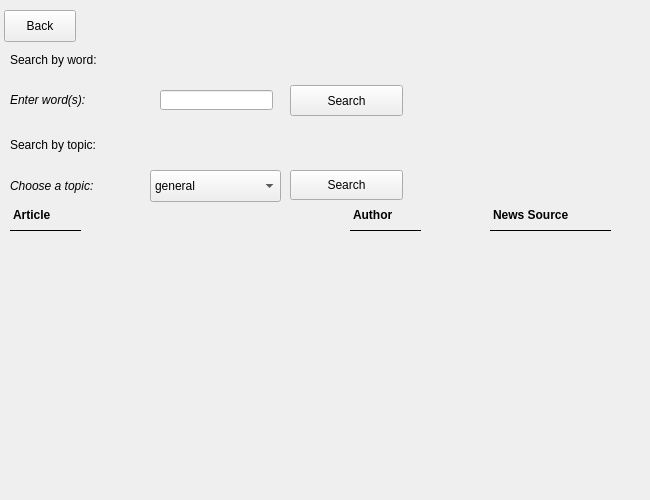
Before: the Qt Designer form newswindow.ui in steven938/Raspi-Widget, drawn with Qt 5.
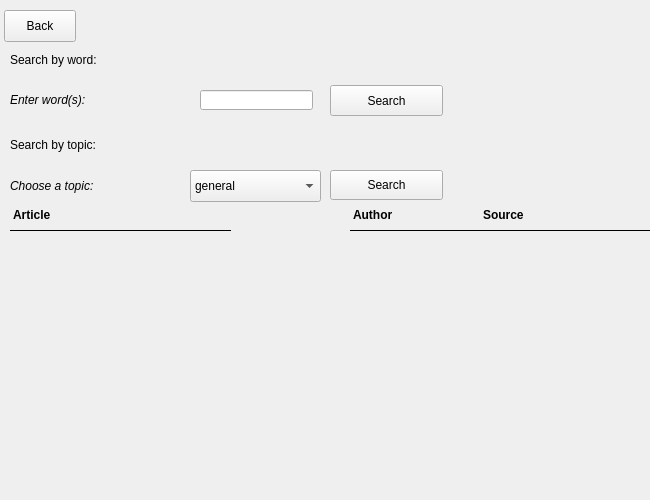
After: the same form once the commit is applied.

What changed in the file:
```diff
--- a/newswindow.ui
+++ b/newswindow.ui
@@ -41,7 +41,7 @@
   <widget class="QPushButton" name="SearchByWordButton">
    <property name="geometry">
     <rect>
-     <x>290</x>
+     <x>330</x>
      <y>85</y>
      <width>113</width>
      <height>31</height>
@@ -54,7 +54,7 @@
   <widget class="QLineEdit" name="wordInput">
    <property name="geometry">
     <rect>
-     <x>160</x>
+     <x>200</x>
      <y>90</y>
      <width>113</width>
      <height>20</height>
@@ -85,7 +85,7 @@
     <rect>
      <x>10</x>
      <y>170</y>
-     <width>121</width>
+     <width>161</width>
      <height>31</height>
     </rect>
    </property>
@@ -99,7 +99,7 @@
   <widget class="QPushButton" name="SearchByTopicButton">
    <property name="geometry">
     <rect>
-     <x>290</x>
+     <x>330</x>
      <y>170</y>
      <width>113</width>
      <height>30</height>
@@ -112,7 +112,7 @@
   <widget class="QComboBox" name="topic">
    <property name="geometry">
     <rect>
-     <x>150</x>
+     <x>190</x>
      <y>170</y>
      <width>131</width>
      <height>32</height>
@@ -159,7 +159,7 @@
     <rect>
      <x>10</x>
      <y>40</y>
-     <width>201</width>
+     <width>461</width>
      <height>40</height>
     </rect>
    </property>
@@ -175,7 +175,7 @@
     <rect>
      <x>10</x>
      <y>129</y>
-     <width>201</width>
+     <width>451</width>
      <height>31</height>
     </rect>
    </property>
@@ -191,7 +191,7 @@
     <rect>
      <x>10</x>
      <y>200</y>
-     <width>71</width>
+     <width>221</width>
      <height>31</height>
     </rect>
    </property>
@@ -207,7 +207,7 @@
     <rect>
      <x>350</x>
      <y>200</y>
-     <width>71</width>
+     <width>141</width>
      <height>31</height>
     </rect>
    </property>
@@ -221,9 +221,9 @@
   <widget class="QLabel" name="resultsTitle">
    <property name="geometry">
     <rect>
-     <x>490</x>
+     <x>480</x>
      <y>200</y>
-     <width>121</width>
+     <width>171</width>
      <height>31</height>
     </rect>
    </property>
@@ -231,7 +231,7 @@
     <string notr="true">font: 18pt &quot;.SF NS Text&quot;;border-bottom-width: 1px; border-bottom-style: solid; border-radius: 0px;font-weight: bold;</string>
    </property>
    <property name="text">
-    <string>News Source</string>
+    <string>Source</string>
    </property>
   </widget>
  </widget>
```
